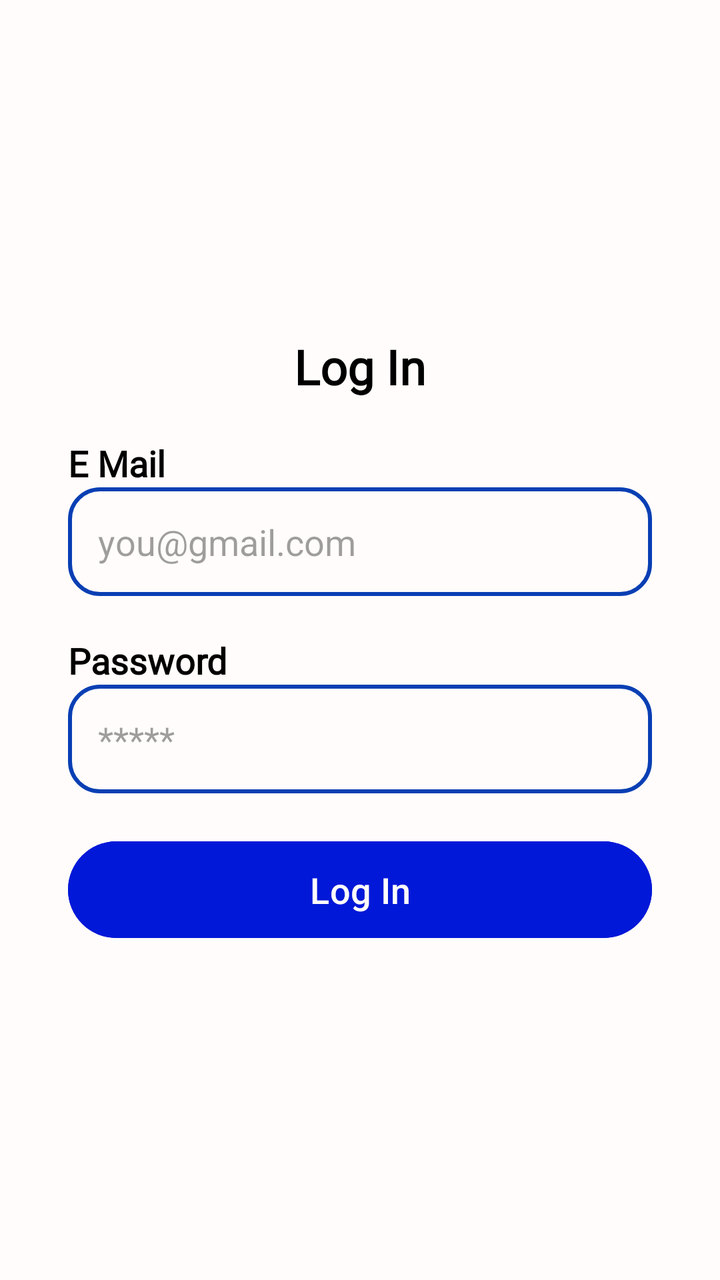
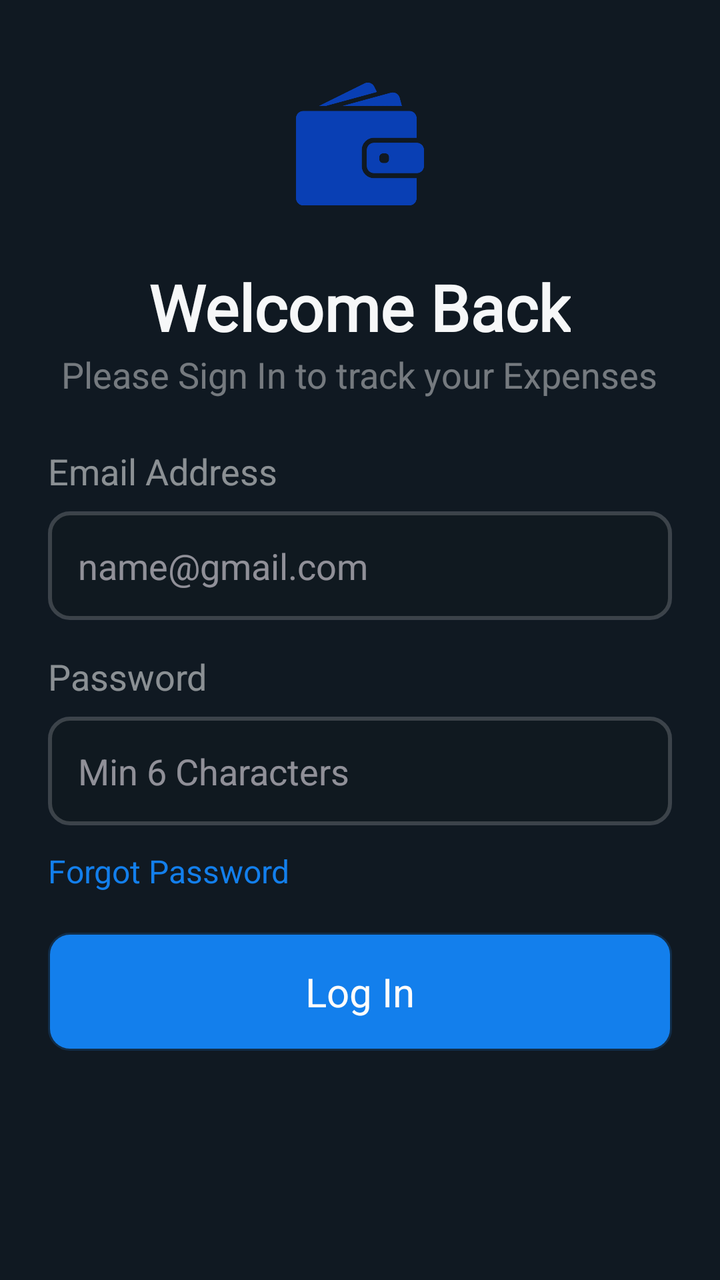

An Android layout rendered at two revisions. The XML below is the earlier revision; the diff shows what the commit changed to produce the second picture.
<!-- AndroidManifest.xml: application theme Theme.Material3.Dark.NoActionBar -->
<!-- res/layout/login.xml -->
<?xml version="1.0" encoding="utf-8"?>
<LinearLayout xmlns:android="http://schemas.android.com/apk/res/android"
    android:orientation="vertical"
    android:layout_width="match_parent"
    android:gravity="center_vertical"
    android:layout_height="match_parent"
    android:background="@color/blue_white">




    <TextView
        android:layout_width="wrap_content"
        android:layout_height="wrap_content"

        android:layout_gravity="center"
        android:fontFamily="@font/poppins_semibold"
        android:text="Log In"
        android:textColor="@color/black"
        android:textSize="24sp"
        android:textStyle="bold" />



    <LinearLayout
        android:layout_marginStart="34dp"
        android:layout_marginEnd="34dp"
        android:layout_marginTop="20dp"
        android:layout_width="match_parent"
        android:layout_height="wrap_content"
        android:orientation="vertical"
        >

        <TextView
            android:layout_width="wrap_content"
            android:layout_height="wrap_content"
            android:text="E Mail"
            android:textColor="@color/black"
            android:textStyle="bold"
            android:textSize="18dp"
            android:fontFamily="@font/poppins_semibold"

            />

        <EditText
            android:textColor="@color/black"
            android:id="@+id/loginMail"
            android:layout_marginTop="0dp"
            android:layout_width="match_parent"
            android:layout_height="wrap_content"
            android:background="@drawable/inputs"
            android:hint="you@gmail.com"
            android:textColorHint="#60000000"
            android:paddingStart="15dp"
            android:paddingEnd="14dp"
            android:paddingTop="15dp"
            android:paddingBottom="15dp"

            />


        <TextView
            android:layout_marginTop="20dp"
            android:layout_width="wrap_content"
            android:layout_height="wrap_content"
            android:text="Password"
            android:textColor="@color/black"
            android:textStyle="bold"
            android:textSize="18dp"
            android:fontFamily="@font/poppins_semibold"

            />

        <EditText
            android:textColor="@color/black"
            android:id="@+id/loginPassword"
            android:layout_marginTop="0dp"
            android:layout_width="match_parent"
            android:layout_height="wrap_content"
            android:background="@drawable/inputs"
            android:hint="*****"
            android:textColorHint="#60000000"
            android:paddingStart="15dp"
            android:paddingEnd="14dp"
            android:paddingTop="15dp"
            android:paddingBottom="15dp"

            />

        <ProgressBar
            android:id="@+id/progressBar"
            android:layout_width="wrap_content"
            android:layout_height="wrap_content"
            android:layout_gravity="center"
            android:visibility="gone" />


        <Button
            android:padding="12dp"
            android:id="@+id/login"
            android:layout_width="match_parent"
            android:layout_height="wrap_content"
            android:backgroundTint="#0118D8"
            android:text="Log In"
            android:textColor="@color/blue_white"
            android:textSize="18sp"
            android:layout_marginTop="20dp"


            />





    </LinearLayout>

</LinearLayout>
<!-- resources referenced by this layout -->
<resources>
  <color name="black">#FF000000</color>
  <color name="blue_white">#FFFCFB</color>
  <!-- drawable inputs (drawable) -->
  <?xml version="1.0" encoding="utf-8"?>
  <shape xmlns:android="http://schemas.android.com/apk/res/android">
  
      <solid android:color="@color/blue_white"></solid>
  
      <stroke android:color="@color/blue" android:width="2dp"
          />
  
      <corners android:radius="15dp"
          />
  </shape>
  <color name="blue">#093FB4</color>
</resources>

<!-- the commit's change to res/layout/login.xml (unified diff, before → after) -->
@@ -1,31 +1,50 @@
 <?xml version="1.0" encoding="utf-8"?>
 <LinearLayout xmlns:android="http://schemas.android.com/apk/res/android"
+    xmlns:app="http://schemas.android.com/apk/res-auto"
     android:orientation="vertical"
     android:layout_width="match_parent"
-    android:gravity="center_vertical"
-    android:layout_height="match_parent"
-    android:background="@color/blue_white">
+    android:padding="24dp"
+    android:background="#101922"
+    android:layout_height="match_parent">
 
 
+    <ImageView
+        android:layout_width="64dp"
+        android:layout_height="64dp"
+        android:src="@drawable/wallet"
+        app:tint="@color/blue"
+        android:layout_gravity="center"
+        android:layout_marginTop="16dp"
+        android:layout_marginBottom="12dp"
+        />
 
 
     <TextView
         android:layout_width="wrap_content"
         android:layout_height="wrap_content"
+        android:fontFamily="@font/poppins_semibold"
+        android:text="Welcome Back"
+        android:layout_gravity="center"
+        android:textColor="#f6f7f8"
+        android:textSize="32sp"
+        android:layout_marginTop="16dp"
+        android:textStyle="bold" />
 
+    <TextView
+        android:layout_width="wrap_content"
+        android:layout_height="wrap_content"
+        android:text="Please Sign In to track your Expenses"
         android:layout_gravity="center"
-        android:fontFamily="@font/poppins_semibold"
-        android:text="Log In"
-        android:textColor="@color/black"
-        android:textSize="24sp"
-        android:textStyle="bold" />
+        android:textSize="18sp"
+        android:textColor="#70f6f7f7"
+        />
+
 
 
 
     <LinearLayout
-        android:layout_marginStart="34dp"
-        android:layout_marginEnd="34dp"
-        android:layout_marginTop="20dp"
+      android:paddingTop="24dp"
+
         android:layout_width="match_parent"
         android:layout_height="wrap_content"
         android:orientation="vertical"
@@ -34,57 +53,76 @@
         <TextView
             android:layout_width="wrap_content"
             android:layout_height="wrap_content"
-            android:text="E Mail"
+            android:text="Email Address"
+            android:textColor="#89f6f7f8"
+            android:textSize="18dp"
+            />
+
+        <EditText
             android:textColor="@color/black"
-            android:textStyle="bold"
+            android:id="@+id/eMail"
+            android:layout_marginTop="8dp"
+            android:layout_width="match_parent"
+            android:layout_height="wrap_content"
+            android:background="@drawable/inputs"
+            android:hint="name@gmail.com"
+            android:paddingStart="15dp"
+            android:paddingEnd="14dp"
+            android:paddingTop="15dp"
+            android:paddingBottom="15dp"
+            />
+
+
+        <TextView
+            android:layout_marginTop="16dp"
+            android:layout_width="wrap_content"
+            android:layout_height="wrap_content"
+            android:text="Password"
+            android:textColor="#89f6f7f8"
             android:textSize="18dp"
-            android:fontFamily="@font/poppins_semibold"
 
             />
 
         <EditText
+
             android:textColor="@color/black"
-            android:id="@+id/loginMail"
-            android:layout_marginTop="0dp"
+            android:id="@+id/password"
+            android:layout_marginTop="8dp"
             android:layout_width="match_parent"
             android:layout_height="wrap_content"
             android:background="@drawable/inputs"
-            android:hint="you@gmail.com"
-            android:textColorHint="#60000000"
+            android:hint="Min 6 Characters"
             android:paddingStart="15dp"
             android:paddingEnd="14dp"
             android:paddingTop="15dp"
             android:paddingBottom="15dp"
+            />
+
+        <TextView
+            android:layout_width="wrap_content"
+            android:layout_height="wrap_content"
+            android:text="Forgot Password"
+            android:textColor="#137fec"
+            android:textSize="16sp"
+            android:layout_marginTop="12dp"
 
             />
 
 
         <TextView
-            android:layout_marginTop="20dp"
-            android:layout_width="wrap_content"
-            android:layout_height="wrap_content"
-            android:text="Password"
-            android:textColor="@color/black"
-            android:textStyle="bold"
-            android:textSize="18dp"
-            android:fontFamily="@font/poppins_semibold"
-
-            />
-
-        <EditText
-            android:textColor="@color/black"
-            android:id="@+id/loginPassword"
-            android:layout_marginTop="0dp"
+            android:background="@drawable/inputs"
+            android:padding="16dp"
+            android:gravity="center"
+            android:id="@+id/signUp"
             android:layout_width="match_parent"
             android:layout_height="wrap_content"
-            android:background="@drawable/inputs"
-            android:hint="*****"
-            android:textColorHint="#60000000"
-            android:paddingStart="15dp"
-            android:paddingEnd="14dp"
-            android:paddingTop="15dp"
-            android:paddingBottom="15dp"
-
+            android:backgroundTint="#137fec"
+            android:text="Log In"
+            android:textColor="@color/blue_white"
+            android:textSize="20sp"
+            android:layout_marginTop="20dp"
+            android:clickable="true"
+            android:focusable="true"
             />
 
         <ProgressBar
@@ -95,22 +133,6 @@
             android:visibility="gone" />
 
 
-        <Button
-            android:padding="12dp"
-            android:id="@+id/login"
-            android:layout_width="match_parent"
-            android:layout_height="wrap_content"
-            android:backgroundTint="#0118D8"
-            android:text="Log In"
-            android:textColor="@color/blue_white"
-            android:textSize="18sp"
-            android:layout_marginTop="20dp"
-
-
-            />
-
-
-
 
 
     </LinearLayout>
<!-- resource entries referenced after the edit -->
@@ -6,14 +6,15 @@
   <?xml version="1.0" encoding="utf-8"?>
   <shape xmlns:android="http://schemas.android.com/apk/res/android">
   
-      <solid android:color="@color/blue_white"></solid>
+      <solid android:color="#101920"></solid>
   
-      <stroke android:color="@color/blue" android:width="2dp"
+      <stroke android:color="#30f6f7f8" android:width="2dp"
           />
   
-      <corners android:radius="15dp"
+      <corners android:radius="10dp"
           />
   </shape>
+  <!-- drawable wallet: png bitmap (drawable, 5303 bytes) -->
   <color name="blue">#093FB4</color>
 </resources>
 
